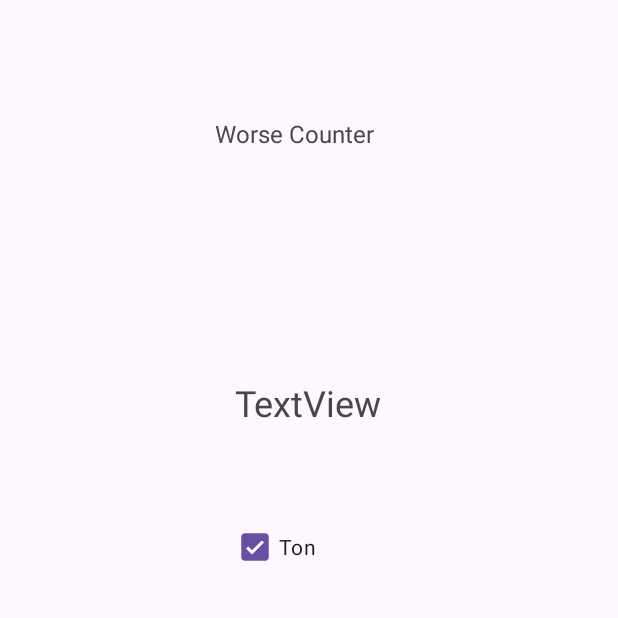
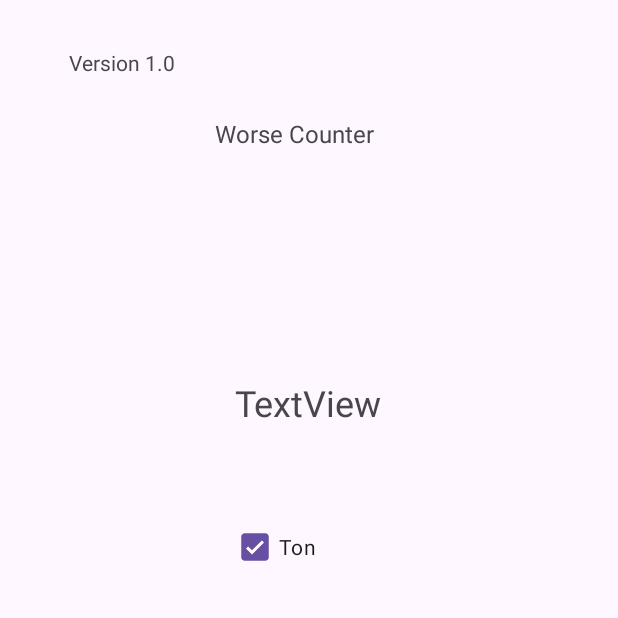
Before and after one commit to Mitsuba100/WorseCounter, an Android app: the screen it shows after launch (MainActivity), on a phone screen of 412 x 824 dp, the top half of it. Run offline under Robolectric (Android 15) with nearby library versions, the phone set to English and light mode, and no system bars.

Commit message:
added some stuff and adding version to the xml

```diff
--- a/app/src/main/java/net/stuple/worsecounter/CounterService.java
+++ b/app/src/main/java/net/stuple/worsecounter/CounterService.java
@@ -15,11 +15,10 @@ import androidx.core.app.NotificationCompat;
 public class CounterService extends Service {
     private int myPickedNumber;
     private final Handler handler = new Handler(Looper.getMainLooper());
-    private MediaPlayer mediaPlayer; // We will create this only when needed
+    private MediaPlayer mediaPlayer;
     private static final String CHANNEL_ID = "CounterChannel";
     public static final String ACTION_TICK = "net.stuple.worsecounter.TICK";
 
-    // Your array of sounds
     private final int[] soundList = {
             R.raw.alarm,
             R.raw.fahhh,
@@ -28,8 +27,6 @@ public class CounterService extends Service {
     @Override
     public void onCreate() {
         super.onCreate();
-        // Don't initialize mediaPlayer here anymore,
-        // we do it inside the loop now!
     }
 
     @Override
@@ -54,30 +51,21 @@ public class CounterService extends Service {
     private final Runnable counterRunnable = new Runnable() {
         @Override
         public void run() {
-            // Send the current time to the Activity
             Intent tickIntent = new Intent(ACTION_TICK);
             tickIntent.putExtra("remaining", myPickedNumber);
             sendBroadcast(tickIntent);
 
             if (myPickedNumber <= 0) {
-                // 1. Pick a random sound from the array
                 int randomIndex = (int) (Math.random() * soundList.length);
                 int selectedSound = soundList[randomIndex];
-
-                // 2. Clear out the old sound if it exists
                 if (mediaPlayer != null) {
                     mediaPlayer.release();
                 }
-
-                // 3. Create the player with the NEW random sound
                 mediaPlayer = MediaPlayer.create(CounterService.this, selectedSound);
-
                 if (mediaPlayer != null) {
                     mediaPlayer.setVolume(0.5f, 0.5f);
                     mediaPlayer.start();
                 }
-
-                // 4. Wait 3 seconds, then reset automatically
                 handler.postDelayed(() -> resetAndStart(), 3000);
             } else {
                 myPickedNumber--;
--- a/app/src/main/java/net/stuple/worsecounter/MainActivity.java
+++ b/app/src/main/java/net/stuple/worsecounter/MainActivity.java
@@ -12,8 +12,6 @@ import androidx.appcompat.app.AppCompatActivity;
 public class MainActivity extends AppCompatActivity {
 
     private TextView textView;
-
-    // This "Radio" listens for the Service's broadcast
     private final BroadcastReceiver timeReceiver = new BroadcastReceiver() {
         @Override
         public void onReceive(Context context, Intent intent) {
@@ -29,8 +27,6 @@ public class MainActivity extends AppCompatActivity {
         super.onCreate(savedInstanceState);
         setContentView(R.layout.activity_main);
         textView = findViewById(R.id.number_view);
-
-        // Start the background service
         Intent intent = new Intent(this, CounterService.class);
         if (Build.VERSION.SDK_INT >= Build.VERSION_CODES.O) {
             startForegroundService(intent);
--- a/app/src/main/res/layout/activity_main.xml
+++ b/app/src/main/res/layout/activity_main.xml
@@ -72,4 +72,20 @@
         app:layout_constraintStart_toStartOf="parent"
         app:layout_constraintTop_toBottomOf="@+id/checkBox" />
 
+    <TextView
+        android:id="@+id/textView"
+        android:layout_width="wrap_content"
+        android:layout_height="wrap_content"
+        android:layout_marginStart="46dp"
+        android:layout_marginTop="32dp"
+        android:layout_marginEnd="294dp"
+        android:layout_marginBottom="27dp"
+        android:text="Version 1.0"
+        app:layout_constraintBottom_toTopOf="@+id/textView2"
+        app:layout_constraintEnd_toEndOf="parent"
+        app:layout_constraintHorizontal_bias="0.0"
+        app:layout_constraintStart_toStartOf="parent"
+        app:layout_constraintTop_toTopOf="parent"
+        app:layout_constraintVertical_bias="0.0" />
+
 </androidx.constraintlayout.widget.ConstraintLayout>
```
